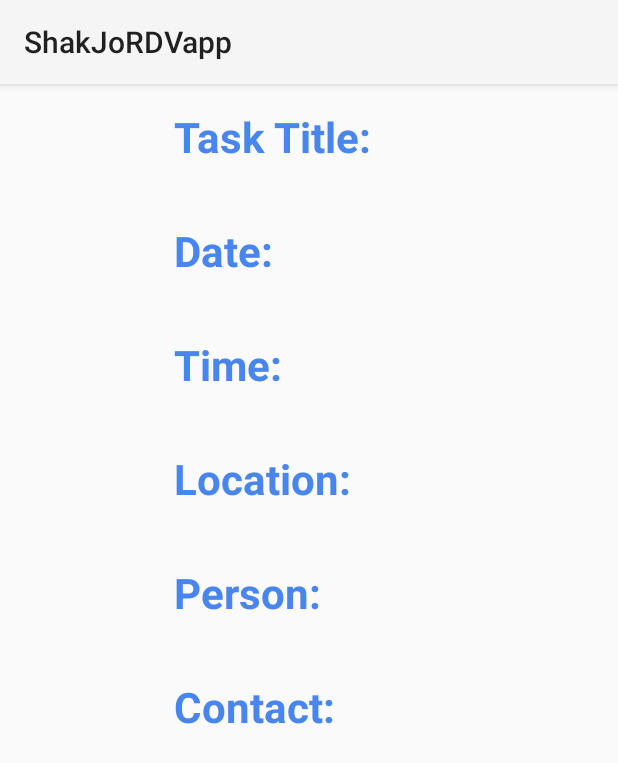
After one commit to Shakthi1109/ShakJoRDVapp, an Android app: the Orientation screen opened directly, with no data from a screen before it, on a phone screen of 412 x 824 dp. The commit adds this screen. Shown: the top 763 px of the screen. Run offline under Robolectric (Android 15) with nearby library versions, the phone set to English and light mode, and no system bars.

Commit message:
all good

```diff
--- a/app/src/main/AndroidManifest.xml
+++ b/app/src/main/AndroidManifest.xml
@@ -19,6 +19,9 @@
         android:roundIcon="@mipmap/ic_launcher_round"
         android:supportsRtl="true"
         android:theme="@style/AppTheme">
+        <activity
+            android:name=".activity.Orientation"
+            android:exported="false" />
         <activity
             android:name=".activity.RateUs"
             android:exported="false" />
--- /dev/null
+++ b/app/src/main/java/com/ouapproj/ShakJoRDVapp/activity/Orientation.java
@@ -0,0 +1,47 @@
+package com.ouapproj.ShakJoRDVapp.activity;
+
+import androidx.appcompat.app.AppCompatActivity;
+
+import android.annotation.SuppressLint;
+import android.content.Intent;
+import android.os.Bundle;
+import android.widget.TextView;
+
+import com.ouapproj.ShakJoRDVapp.R;
+
+public class Orientation extends AppCompatActivity {
+
+    @SuppressLint("MissingInflatedId")
+    @Override
+    protected void onCreate(Bundle savedInstanceState) {
+        super.onCreate(savedInstanceState);
+        setContentView(R.layout.activity_orientation);
+
+        Intent i = getIntent();
+        String taskTitle = i.getStringExtra("Desc");
+        String date = i.getStringExtra("Date");
+        String time = i.getStringExtra("Time");
+        String location = i.getStringExtra("Location");
+        String person = i.getStringExtra("Person");
+        String contact = i.getStringExtra("Contact");
+
+        TextView taskTitleTextView = findViewById(R.id.taskTitleTextView);
+        taskTitleTextView.setText(taskTitle);
+
+        TextView dateTextView = findViewById(R.id.dateTextView);
+        dateTextView.setText(date);
+
+        TextView timeTextView = findViewById(R.id.timeTextView);
+        timeTextView.setText(time);
+
+        TextView locationTextView = findViewById(R.id.locationTextView);
+        locationTextView.setText(location);
+
+        TextView personTextView = findViewById(R.id.personTextView);
+        personTextView.setText(person);
+
+        TextView contactTextView = findViewById(R.id.contactTextView);
+        contactTextView.setText(contact);
+
+    }
+}
--- a/app/src/main/java/com/ouapproj/ShakJoRDVapp/adapter/TaskAdapter.java
+++ b/app/src/main/java/com/ouapproj/ShakJoRDVapp/adapter/TaskAdapter.java
@@ -26,6 +26,8 @@ import androidx.recyclerview.widget.RecyclerView;
 
 import com.ouapproj.ShakJoRDVapp.R;
 import com.ouapproj.ShakJoRDVapp.activity.MainActivity;
+import com.ouapproj.ShakJoRDVapp.activity.Orientation;
+import com.ouapproj.ShakJoRDVapp.activity.RateUs;
 import com.ouapproj.ShakJoRDVapp.bottomSheetFragment.CreateTaskBottomSheetFragment;
 import com.ouapproj.ShakJoRDVapp.database.DatabaseClient;
 import com.ouapproj.ShakJoRDVapp.model.Task;
@@ -199,10 +201,35 @@ public class TaskAdapter extends RecyclerView.Adapter<TaskAdapter.TaskViewHolder
                             setPositiveButton(R.string.yes, (dialog, which) -> showCompleteDialog(task.getTaskId(), position))
                             .setNegativeButton(R.string.no, (dialog, which) -> dialog.cancel()).show();
                     break;
+                case R.id.menuView:
+                    startAct(position);
+                    break;
             }
             return false;
         });
         popupMenu.show();
+    }
+
+    public void startAct(int position){
+        Task task = taskList.get(position);
+        String temp = task.getEvent();
+        String tempName,tempNum ="";
+        if(temp.length()>1) {
+            tempName = temp.split(":")[0];
+            tempNum = temp.split(":")[1];
+        }else{
+            tempName=temp;
+            tempNum="0";
+        }
+        Intent i = new Intent(context, Orientation.class);
+        i.putExtra("Desc", task.getTaskTitle());
+        i.putExtra("Date", task.getDate());
+        i.putExtra("Time", task.getLastAlarm());
+        i.putExtra("Location", task.getTaskDescrption());
+        i.putExtra("Person", tempName);
+        i.putExtra("Contact", tempNum);
+        i.setFlags(Intent.FLAG_ACTIVITY_NEW_TASK);
+        context.startActivity(i);
     }
 
     public void showCompleteDialog(int taskId, int position) {
--- /dev/null
+++ b/app/src/main/res/font/nunito_extra_bold.xml
@@ -0,0 +1,4 @@
+<?xml version="1.0" encoding="utf-8"?>
+<font-family xmlns:android="http://schemas.android.com/apk/res/android">
+
+</font-family>
--- /dev/null
+++ b/app/src/main/res/layout/activity_orientation.xml
@@ -0,0 +1,146 @@
+<?xml version="1.0" encoding="utf-8"?>
+<LinearLayout xmlns:android="http://schemas.android.com/apk/res/android"
+    xmlns:app="http://schemas.android.com/apk/res-auto"
+    xmlns:tools="http://schemas.android.com/tools"
+    android:layout_width="wrap_content"
+    android:layout_height="match_parent"
+    tools:context=".activity.Orientation">
+
+    <LinearLayout
+        android:layout_width="wrap_content"
+        android:layout_height="wrap_content"
+        android:orientation="vertical"
+        android:layout_marginLeft="100dp"
+        android:padding="16dp"
+        android:paddingHorizontal="20dp">
+
+        <TextView
+            fontPath="fonts/nunito_extra_bold.ttf"
+            android:layout_width="wrap_content"
+            android:layout_height="wrap_content"
+            android:text="Task Title:"
+            android:textColor="@color/colorAccent"
+            android:textSize="28sp"
+            android:textStyle="bold"
+            tools:ignore="MissingPrefix" />
+
+        <TextView
+            android:id="@+id/taskTitleTextView"
+            fontPath="fonts/nunito_extra_bold.ttf"
+            android:layout_width="wrap_content"
+            android:layout_height="wrap_content"
+            android:text="@string/task_title_placeholder"
+            android:textColor="@color/colorAccent"
+            android:textSize="28sp"
+            android:textStyle="bold"
+            tools:ignore="MissingPrefix" />
+
+        <TextView
+            fontPath="fonts/nunito_extra_bold.ttf"
+            android:layout_width="wrap_content"
+            android:layout_height="wrap_content"
+            android:text="Date:"
+            android:textColor="@color/colorAccent"
+            android:textSize="28sp"
+            android:textStyle="bold"
+            tools:ignore="MissingPrefix" />
+
+        <TextView
+            android:id="@+id/dateTextView"
+            fontPath="fonts/nunito_extra_bold.ttf"
+            android:layout_width="wrap_content"
+            android:layout_height="wrap_content"
+            android:text="@string/date_placeholder"
+            android:textColor="@color/colorAccent"
+            android:textSize="28sp"
+            android:textStyle="bold"
+            tools:ignore="MissingPrefix" />
+
+        <TextView
+            fontPath="fonts/nunito_extra_bold.ttf"
+            android:layout_width="wrap_content"
+            android:layout_height="wrap_content"
+            android:text="Time:"
+            android:textColor="@color/colorAccent"
+            android:textSize="28sp"
+            android:textStyle="bold"
+            tools:ignore="MissingPrefix" />
+
+        <TextView
+            android:id="@+id/timeTextView"
+            fontPath="fonts/nunito_extra_bold.ttf"
+            android:layout_width="wrap_content"
+            android:layout_height="wrap_content"
+            android:text="@string/time_placeholder"
+            android:textColor="@color/colorAccent"
+            android:textSize="28sp"
+            android:textStyle="bold"
+            tools:ignore="MissingPrefix" />
+
+        <TextView
+            fontPath="fonts/nunito_extra_bold.ttf"
+            android:layout_width="wrap_content"
+            android:layout_height="wrap_content"
+            android:text="Location:"
+            android:textColor="@color/colorAccent"
+            android:textSize="28sp"
+            android:textStyle="bold"
+            tools:ignore="MissingPrefix" />
+
+        <TextView
+            android:id="@+id/locationTextView"
+            fontPath="fonts/nunito_extra_bold.ttf"
+            android:layout_width="wrap_content"
+            android:layout_height="wrap_content"
+            android:text="@string/location_placeholder"
+            android:textColor="@color/colorAccent"
+            android:textSize="28sp"
+            android:textStyle="bold"
+            tools:ignore="MissingPrefix" />
+
+        <TextView
+            fontPath="fonts/nunito_extra_bold.ttf"
+            android:layout_width="wrap_content"
+            android:layout_height="wrap_content"
+            android:text="Person:"
+            android:textColor="@color/colorAccent"
+            android:textSize="28sp"
+            android:textStyle="bold"
+            tools:ignore="MissingPrefix" />
+
+        <TextView
+            android:id="@+id/personTextView"
+            fontPath="fonts/nunito_extra_bold.ttf"
+            android:layout_width="wrap_content"
+            android:layout_height="wrap_content"
+            android:text="@string/person_placeholder"
+            android:textColor="@color/colorAccent"
+            android:textSize="28sp"
+            android:textStyle="bold"
+            tools:ignore="MissingPrefix" />
+
+        <TextView
+            fontPath="fonts/nunito_extra_bold.ttf"
+            android:layout_width="wrap_content"
+            android:layout_height="wrap_content"
+            android:text="Contact:"
+            android:textColor="@color/colorAccent"
+            android:textSize="28sp"
+            android:textStyle="bold"
+            tools:ignore="MissingPrefix" />
+
+        <TextView
+            android:id="@+id/contactTextView"
+            fontPath="fonts/nunito_extra_bold.ttf"
+            android:layout_width="wrap_content"
+            android:layout_height="wrap_content"
+            android:text="@string/contact_placeholder"
+            android:textColor="@color/colorAccent"
+            android:textSize="28sp"
+            android:textStyle="bold"
+            tools:ignore="MissingPrefix" />
+
+    </LinearLayout>
+
+
+</LinearLayout>
--- a/app/src/main/res/layout/activity_rate_us.xml
+++ b/app/src/main/res/layout/activity_rate_us.xml
@@ -9,29 +9,29 @@
 
     <TextView
         fontPath="fonts/nunito_extra_bold.ttf"
-        android:layout_width="wrap_content"
-        android:layout_height="wrap_content"
-        android:layout_alignParentStart="true"
+        android:layout_width="219dp"
+        android:layout_height="79dp"
         android:layout_alignParentEnd="true"
         android:layout_alignParentBottom="true"
         android:layout_gravity="top|center_horizontal"
-        android:layout_marginStart="150dp"
-        android:layout_marginEnd="149dp"
-        android:layout_marginBottom="637dp"
+        android:layout_marginEnd="32dp"
+        android:layout_marginBottom="618dp"
         android:text="@string/rate_us"
         android:textColor="@color/colorAccent"
         android:textSize="28sp"
         android:textStyle="bold"
         tools:ignore="MissingPrefix" />
 
+
+
     <TextView
         fontPath="fonts/nunito_extra_bold.ttf"
         android:layout_width="match_parent"
         android:layout_height="wrap_content"
         android:layout_alignParentBottom="true"
-        android:layout_marginBottom="284dp"
+        android:layout_marginBottom="270dp"
         android:paddingHorizontal="40dp"
-        android:text="Dear User/ Prof, \n\nThank you for using our application. \n\nYou can appreciate our efforts by giving full notes for this project."
+        android:text="@string/big_letter"
         android:textColor="@color/colorAccent"
         android:textSize="28sp"
         android:textStyle="bold"
--- a/app/src/main/res/values/strings.xml
+++ b/app/src/main/res/values/strings.xml
@@ -28,4 +28,11 @@
     <string name="_2_days">2 days</string>
     <string name="completed">COMPLETED</string>
     <string name="rate_us">RATE US</string>
+    <string name="big_letter">Dear User/ Prof, \n\nThank you for using our application. \n\nYou can appreciate our efforts by giving full notes for this project.</string>
+    <string name="task_title_placeholder" />
+    <string name="date_placeholder" />
+    <string name="time_placeholder" />
+    <string name="location_placeholder" />
+    <string name="person_placeholder" />
+    <string name="contact_placeholder" />
 </resources>
```
Also changed, not shown: 76 other files.
